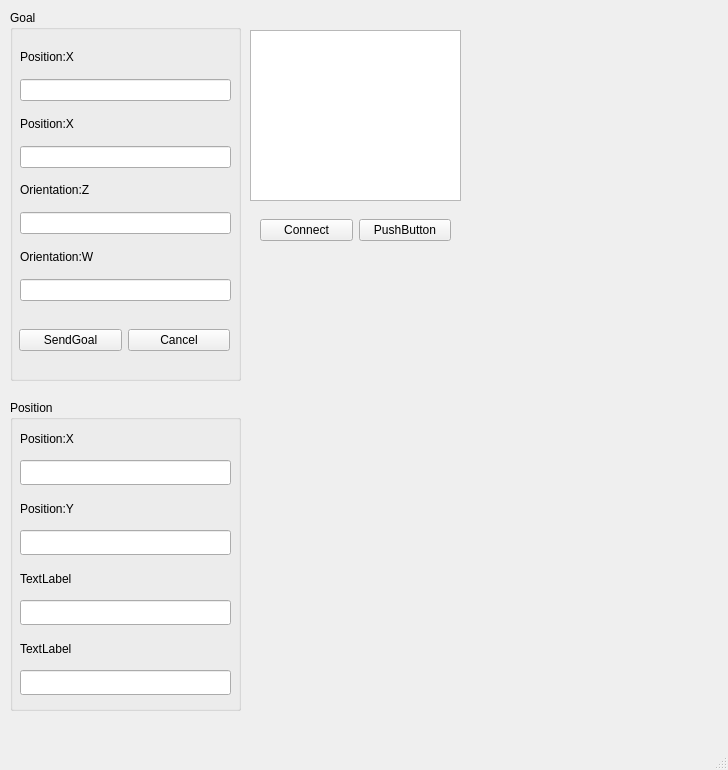
The window that src/mainwindow.ui (bigMH/caster_control_app) describes before a commit, drawn with Qt 5.
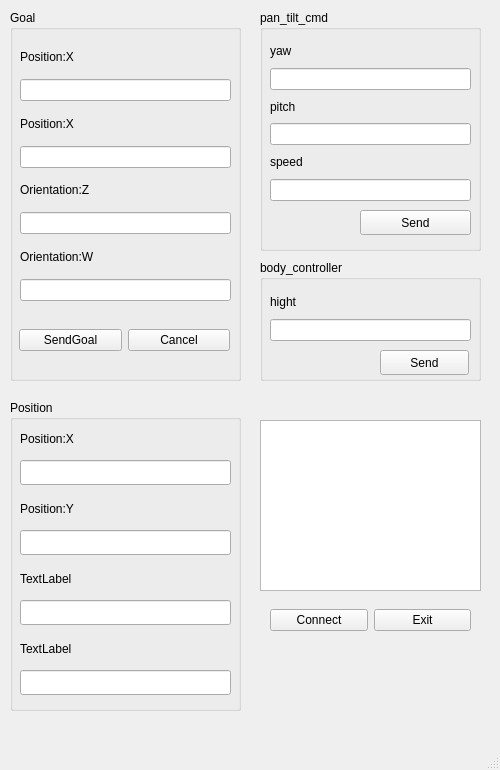
The same window after the commit.

Diff of the .ui file:
```diff
--- a/src/mainwindow.ui
+++ b/src/mainwindow.ui
@@ -6,7 +6,7 @@
    <rect>
     <x>0</x>
     <y>0</y>
-    <width>728</width>
+    <width>500</width>
     <height>770</height>
    </rect>
   </property>
@@ -213,9 +213,9 @@
    <widget class="QTextEdit" name="textEdit">
     <property name="geometry">
      <rect>
-      <x>250</x>
-      <y>30</y>
-      <width>211</width>
+      <x>260</x>
+      <y>420</y>
+      <width>221</width>
       <height>171</height>
      </rect>
     </property>
@@ -223,9 +223,9 @@
    <widget class="QWidget" name="horizontalLayoutWidget_2">
     <property name="geometry">
      <rect>
-      <x>260</x>
-      <y>210</y>
-      <width>191</width>
+      <x>270</x>
+      <y>600</y>
+      <width>201</width>
       <height>41</height>
      </rect>
     </property>
@@ -240,12 +240,128 @@
      <item>
       <widget class="QPushButton" name="pushButton">
        <property name="text">
-        <string>PushButton</string>
+        <string>Exit</string>
        </property>
       </widget>
      </item>
     </layout>
    </widget>
+   <widget class="QGroupBox" name="groupBox_3">
+    <property name="geometry">
+     <rect>
+      <x>260</x>
+      <y>10</y>
+      <width>221</width>
+      <height>241</height>
+     </rect>
+    </property>
+    <property name="title">
+     <string>pan_tilt_cmd</string>
+    </property>
+    <widget class="QWidget" name="verticalLayoutWidget_2">
+     <property name="geometry">
+      <rect>
+       <x>10</x>
+       <y>30</y>
+       <width>201</width>
+       <height>161</height>
+      </rect>
+     </property>
+     <layout class="QVBoxLayout" name="verticalLayout_2">
+      <item>
+       <widget class="QLabel" name="label_9">
+        <property name="text">
+         <string>yaw</string>
+        </property>
+       </widget>
+      </item>
+      <item>
+       <widget class="QLineEdit" name="lineEditYaw"/>
+      </item>
+      <item>
+       <widget class="QLabel" name="label_10">
+        <property name="text">
+         <string>pitch</string>
+        </property>
+       </widget>
+      </item>
+      <item>
+       <widget class="QLineEdit" name="lineEditPitch"/>
+      </item>
+      <item>
+       <widget class="QLabel" name="label_11">
+        <property name="text">
+         <string>speed</string>
+        </property>
+       </widget>
+      </item>
+      <item>
+       <widget class="QLineEdit" name="lineEditSpeed"/>
+      </item>
+     </layout>
+    </widget>
+    <widget class="QPushButton" name="pushButtonSendPanCmd">
+     <property name="geometry">
+      <rect>
+       <x>100</x>
+       <y>200</y>
+       <width>111</width>
+       <height>25</height>
+      </rect>
+     </property>
+     <property name="text">
+      <string>Send</string>
+     </property>
+    </widget>
+   </widget>
+   <widget class="QGroupBox" name="groupBox_4">
+    <property name="geometry">
+     <rect>
+      <x>260</x>
+      <y>260</y>
+      <width>221</width>
+      <height>121</height>
+     </rect>
+    </property>
+    <property name="title">
+     <string>body_controller</string>
+    </property>
+    <widget class="QWidget" name="verticalLayoutWidget_3">
+     <property name="geometry">
+      <rect>
+       <x>10</x>
+       <y>30</y>
+       <width>201</width>
+       <height>51</height>
+      </rect>
+     </property>
+     <layout class="QVBoxLayout" name="verticalLayout_3">
+      <item>
+       <widget class="QLabel" name="label_12">
+        <property name="text">
+         <string>hight</string>
+        </property>
+       </widget>
+      </item>
+      <item>
+       <widget class="QLineEdit" name="lineEditHight"/>
+      </item>
+     </layout>
+    </widget>
+    <widget class="QPushButton" name="pushButtonSendHight">
+     <property name="geometry">
+      <rect>
+       <x>120</x>
+       <y>90</y>
+       <width>89</width>
+       <height>25</height>
+      </rect>
+     </property>
+     <property name="text">
+      <string>Send</string>
+     </property>
+    </widget>
+   </widget>
   </widget>
   <widget class="QMenuBar" name="menubar">
    <property name="geometry">
```
Left out of the diff: 4 changed lines with no effect on the pictures.
